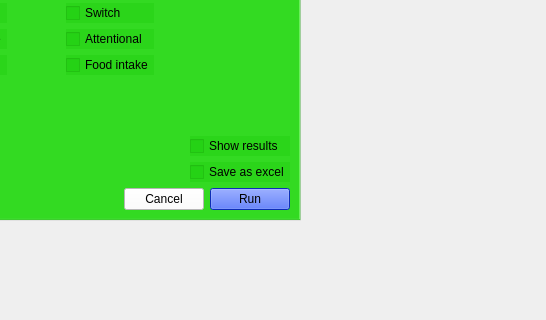
Old version of the form dialogsAndWidget/analysisDlg/behav_GUI.ui in the repository MFalappa/Molabeach3; both pictures show x 254 to 800 and y 118 to 438 of the 800 by 600 pixel window.
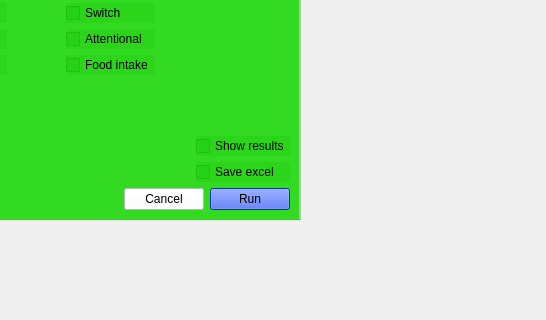
New version of the form.

Commit message: changed label on behav GUI

Patch:
```diff
--- a/dialogsAndWidget/analysisDlg/behav_GUI.ui
+++ b/dialogsAndWidget/analysisDlg/behav_GUI.ui
@@ -228,7 +228,7 @@
             <item>
              <widget class="QCheckBox" name="checkBox">
               <property name="text">
-               <string>Save as excel</string>
+               <string>Save excel</string>
               </property>
              </widget>
             </item>
```
Left out of the diff: 1 changed line with no effect on the pictures. The commit also changes 2 other files.
